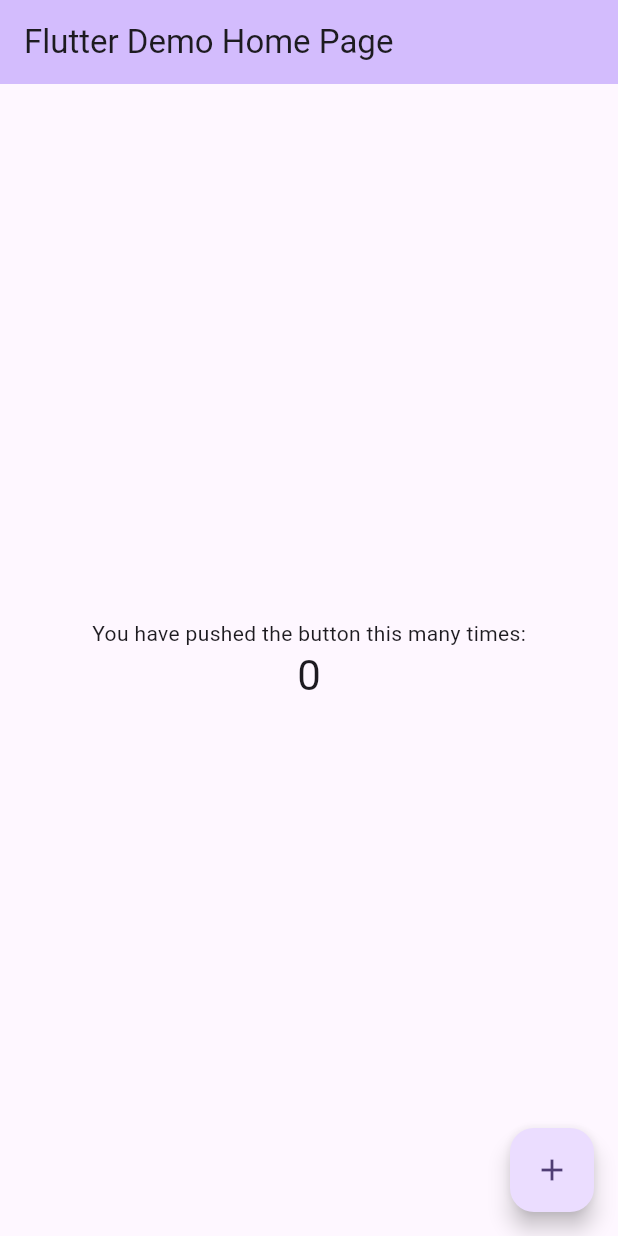
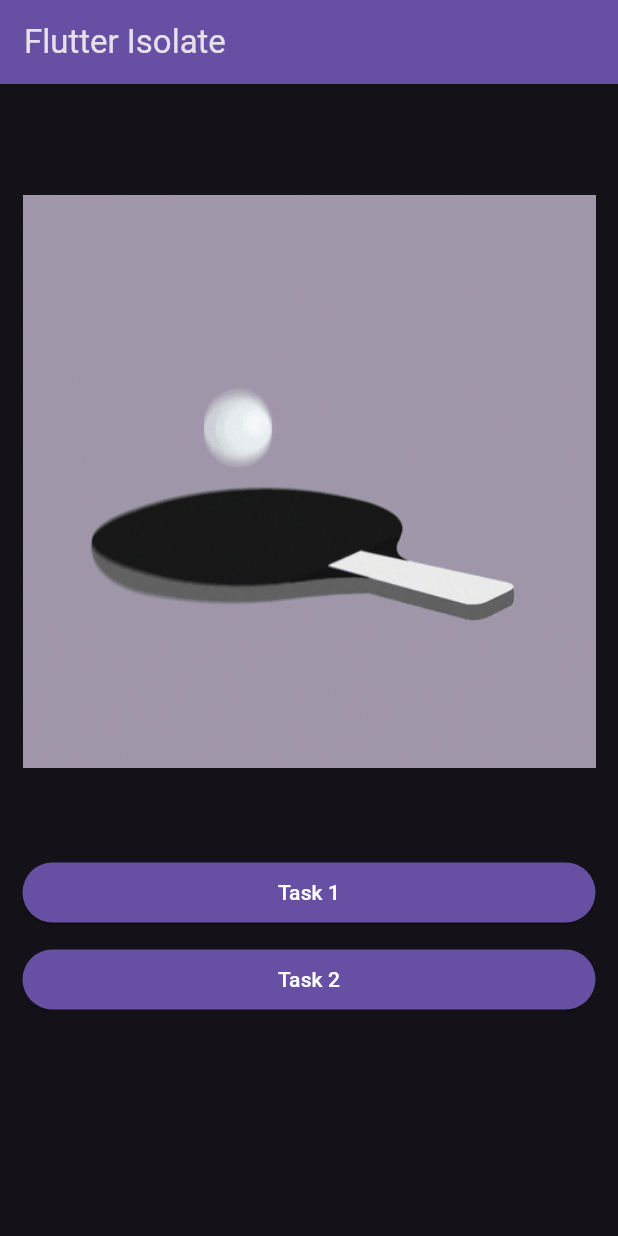
Before and after one commit to salman78600/flutter_isolate, a Flutter app: the screen it shows after launch, on a phone screen of 412 x 824 dp. Run offline on Flutter 3.47's test engine with Material 3 defaults, Android fonts, the phone set to English and light mode, and no system bars.

Commit message:
add home screen and asset folder

```diff
--- /dev/null
+++ b/lib/home.dart
@@ -0,0 +1,101 @@
+import 'dart:isolate';
+
+import 'package:flutter/material.dart';
+
+class MyHomePage extends StatefulWidget {
+  const MyHomePage({super.key, required this.title});
+
+  final String title;
+
+  @override
+  State<MyHomePage> createState() => _MyHomePageState();
+}
+
+class _MyHomePageState extends State<MyHomePage> {
+  @override
+  Widget build(BuildContext context) {
+    return Scaffold(
+      appBar: AppBar(
+        backgroundColor: Theme.of(context).colorScheme.inversePrimary,
+        title: Text(widget.title),
+      ),
+      body: Center(
+        child: Padding(
+          padding: const EdgeInsets.all(15.0),
+          child: Column(
+            mainAxisAlignment: MainAxisAlignment.start,
+            children: <Widget>[
+              SizedBox(
+                  width: 500,
+                  height: 500,
+                  child: Image.asset("assets/gif/ball.gif")),
+
+              // once you click on the task 1 button, the heavy calculations will be done in the background and UI will be blocked
+              SizedBox(
+                  width: MediaQuery.of(context).size.width,
+                  child: ElevatedButton(
+                      style: ElevatedButton.styleFrom(
+                        backgroundColor:
+                            ThemeData.dark().colorScheme.inversePrimary,
+                      ),
+                      onPressed: () async {
+                        var total = await task1();
+                        debugPrint(total.toString());
+                      },
+                      child: Text(
+                        "Task 1",
+                        style: TextStyle(color: Colors.white),
+                      ))),
+              SizedBox(
+                height: 10,
+              ),
+
+              // once you click on the task 2 button, the heavy calculations will be done in the background and UI will not be blocked due to
+              // the use of Isolate.
+              SizedBox(
+                  width: MediaQuery.of(context).size.width,
+                  child: ElevatedButton(
+                      style: ElevatedButton.styleFrom(
+                        backgroundColor:
+                            ThemeData.dark().colorScheme.inversePrimary,
+                      ),
+                      onPressed: () async {
+                        final receivePort = ReceivePort();
+                        await Isolate.spawn(task2, receivePort.sendPort);
+                        receivePort.listen((total) {
+                          debugPrint(total.toString());
+                        });
+                      },
+                      child: Text(
+                        "Task 2",
+                        style: TextStyle(color: Colors.white),
+                      ))),
+              SizedBox(
+                height: 10,
+              ),
+            ],
+          ),
+        ),
+      ),
+    );
+  }
+
+  // heavy calculations
+  Future<double> task1() async {
+    double result = 0.0;
+    for (var i = 0; i < 1000000000; i++) {
+      // do nothing
+      result += i;
+    }
+    return result;
+  }
+}
+
+task2(SendPort sendPort) {
+  double total = 0.0;
+  for (var i = 0; i < 1000000000; i++) {
+    // do nothing
+    total += i;
+  }
+  sendPort.send(total);
+}
--- a/lib/main.dart
+++ b/lib/main.dart
@@ -1,4 +1,5 @@
 import 'package:flutter/material.dart';
+import 'package:flutter_isolate/home.dart';
 
 void main() {
   runApp(const MyApp());
@@ -12,114 +13,9 @@
   Widget build(BuildContext context) {
     return MaterialApp(
       title: 'Flutter Demo',
-      theme: ThemeData(
-        // This is the theme of your application.
-        //
-        // TRY THIS: Try running your application with "flutter run". You'll see
-        // the application has a purple toolbar. Then, without quitting the app,
-        // try changing the seedColor in the colorScheme below to Colors.green
-        // and then invoke "hot reload" (save your changes or press the "hot
-        // reload" button in a Flutter-supported IDE, or press "r" if you used
-        // the command line to start the app).
-        //
-        // Notice that the counter didn't reset back to zero; the application
-        // state is not lost during the reload. To reset the state, use hot
-        // restart instead.
-        //
-        // This works for code too, not just values: Most code changes can be
-        // tested with just a hot reload.
-        colorScheme: ColorScheme.fromSeed(seedColor: Colors.deepPurple),
-        useMaterial3: true,
-      ),
-      home: const MyHomePage(title: 'Flutter Demo Home Page'),
+      debugShowCheckedModeBanner: false,
+      theme: ThemeData.dark(useMaterial3: true),
+      home: const MyHomePage(title: 'Flutter Isolate'),
     );
   }
 }
-
-class MyHomePage extends StatefulWidget {
-  const MyHomePage({super.key, required this.title});
-
-  // This widget is the home page of your application. It is stateful, meaning
-  // that it has a State object (defined below) that contains fields that affect
-  // how it looks.
-
-  // This class is the configuration for the state. It holds the values (in this
-  // case the title) provided by the parent (in this case the App widget) and
-  // used by the build method of the State. Fields in a Widget subclass are
-  // always marked "final".
-
-  final String title;
-
-  @override
-  State<MyHomePage> createState() => _MyHomePageState();
-}
-
-class _MyHomePageState extends State<MyHomePage> {
-  int _counter = 0;
-
-  void _incrementCounter() {
-    setState(() {
-      // This call to setState tells the Flutter framework that something has
-      // changed in this State, which causes it to rerun the build method below
-      // so that the display can reflect the updated values. If we changed
-      // _counter without calling setState(), then the build method would not be
-      // called again, and so nothing would appear to happen.
-      _counter++;
-    });
-  }
-
-  @override
-  Widget build(BuildContext context) {
-    // This method is rerun every time setState is called, for instance as done
-    // by the _incrementCounter method above.
-    //
-    // The Flutter framework has been optimized to make rerunning build methods
-    // fast, so that you can just rebuild anything that needs updating rather
-    // than having to individually change instances of widgets.
-    return Scaffold(
-      appBar: AppBar(
-        // TRY THIS: Try changing the color here to a specific color (to
-        // Colors.amber, perhaps?) and trigger a hot reload to see the AppBar
-        // change color while the other colors stay the same.
-        backgroundColor: Theme.of(context).colorScheme.inversePrimary,
-        // Here we take the value from the MyHomePage object that was created by
-        // the App.build method, and use it to set our appbar title.
-        title: Text(widget.title),
-      ),
-      body: Center(
-        // Center is a layout widget. It takes a single child and positions it
-        // in the middle of the parent.
-        child: Column(
-          // Column is also a layout widget. It takes a list of children and
-          // arranges them vertically. By default, it sizes itself to fit its
-          // children horizontally, and tries to be as tall as its parent.
-          //
-          // Column has various properties to control how it sizes itself and
-          // how it positions its children. Here we use mainAxisAlignment to
-          // center the children vertically; the main axis here is the vertical
-          // axis because Columns are vertical (the cross axis would be
-          // horizontal).
-          //
-          // TRY THIS: Invoke "debug painting" (choose the "Toggle Debug Paint"
-          // action in the IDE, or press "p" in the console), to see the
-          // wireframe for each widget.
-          mainAxisAlignment: MainAxisAlignment.center,
-          children: <Widget>[
-            const Text(
-              'You have pushed the button this many times:',
-            ),
-            Text(
-              '$_counter',
-              style: Theme.of(context).textTheme.headlineMedium,
-            ),
-          ],
-        ),
-      ),
-      floatingActionButton: FloatingActionButton(
-        onPressed: _incrementCounter,
-        tooltip: 'Increment',
-        child: const Icon(Icons.add),
-      ), // This trailing comma makes auto-formatting nicer for build methods.
-    );
-  }
-}
--- a/pubspec.yaml
+++ b/pubspec.yaml
@@ -58,9 +58,8 @@ flutter:
   uses-material-design: true
 
   # To add assets to your application, add an assets section, like this:
-  # assets:
-  #   - images/a_dot_burr.jpeg
-  #   - images/a_dot_ham.jpeg
+  assets:
+    - assets/gif/ball.gif
 
   # An image asset can refer to one or more resolution-specific "variants", see
   # https://flutter.dev/to/resolution-aware-images
```
Also changed, not shown: assets/gif/ball.gif (added).
